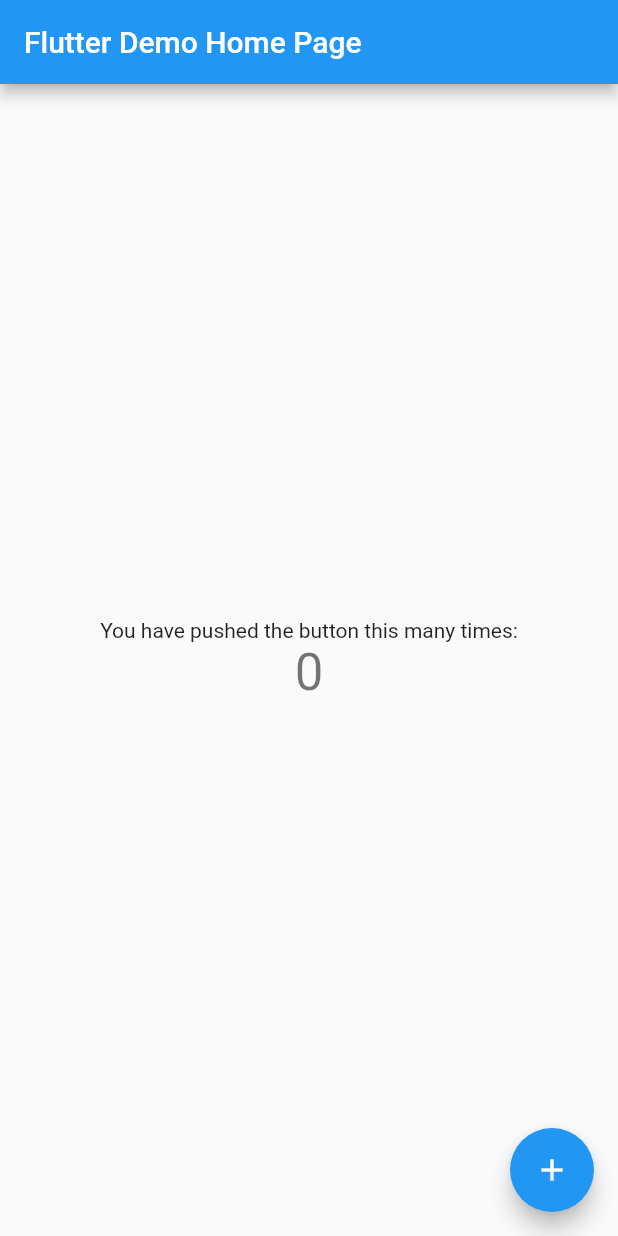
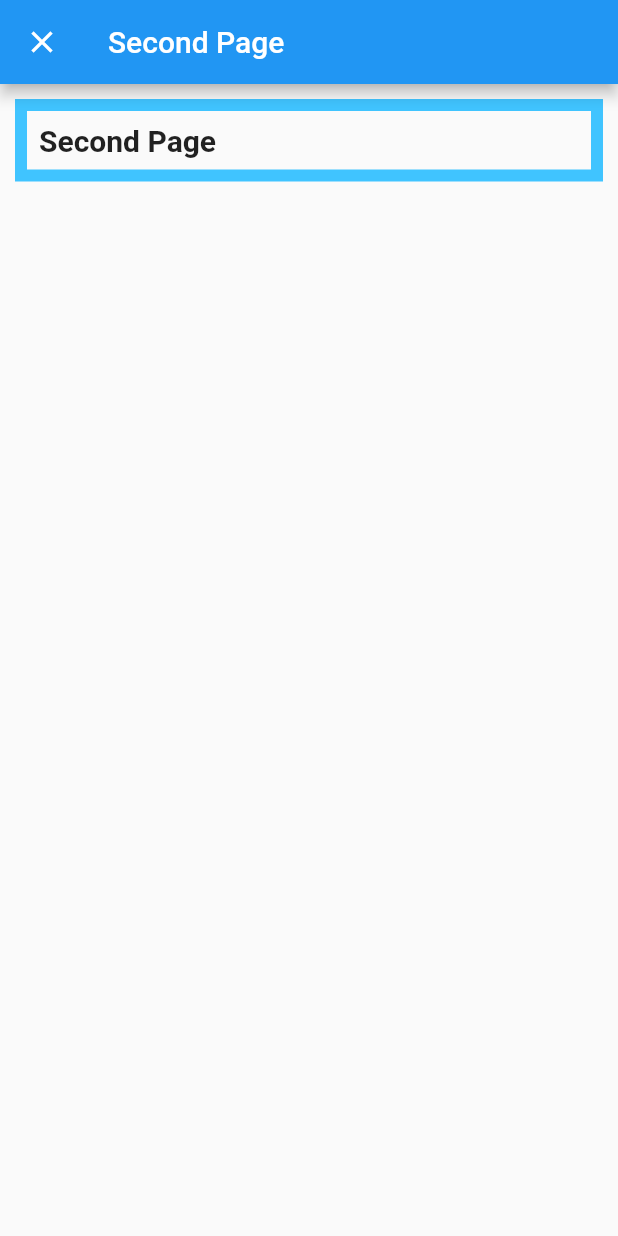
Before and after one commit to sanjibsinha/better_flutter_chapter_two, a Flutter app: the screen it shows after launch, on a phone screen of 412 x 824 dp. Run offline on Flutter 3.47's test engine with Material 2 defaults, Android fonts, the phone set to English and light mode, and no system bars; missing offline and left inert: dart:html.

Commit message:
material design commit

```diff
--- a/lib/main.dart
+++ b/lib/main.dart
@@ -1,7 +1,8 @@
 import 'package:flutter/material.dart';
+import 'views/material_design_app.dart';
 
 void main() {
-  runApp(MyApp());
+  runApp(MaterialDesignApp());
 }
 
 class MyApp extends StatelessWidget {
--- /dev/null
+++ b/lib/views/material_design_app.dart
@@ -0,0 +1,123 @@
+import 'dart:html';
+
+import 'package:flutter/material.dart';
+
+class MaterialDesignApp extends StatelessWidget {
+  const MaterialDesignApp({Key? key}) : super(key: key);
+
+  @override
+  Widget build(BuildContext context) {
+    return MaterialApp(
+      title: 'Material Design: A part of Essential Widget',
+      // ignore: todo
+      // TODO: make the home property as the backyeard
+      home: MDFirstPage(),
+      // ignore: todo
+      // TODO: make a dynamic initial route
+      initialRoute: '/second',
+      // ignore: todo
+      // TODO: onGenerateRoute should not return null
+      onGenerateRoute: _goToSecondPage,
+    );
+  }
+
+  Route<dynamic>? _goToSecondPage(RouteSettings settings) {
+    if (settings.name != '/second') {
+      return null;
+    }
+
+    return MaterialPageRoute(
+      builder: (context) => MDSecondPage(),
+      settings: settings,
+      fullscreenDialog: true,
+    );
+  }
+}
+
+class MDFirstPage extends StatelessWidget {
+  const MDFirstPage({Key? key}) : super(key: key);
+
+  @override
+  Widget build(BuildContext context) {
+    return Scaffold(
+      appBar: AppBar(
+        title: Text('First Page'),
+      ),
+      body: FirstPage(),
+    );
+  }
+}
+
+class FirstPage extends StatelessWidget {
+  const FirstPage({Key? key}) : super(key: key);
+
+  @override
+  Widget build(BuildContext context) {
+    return Container(
+      child: ListView(
+        children: [
+          Container(
+            margin: EdgeInsets.all(10),
+            padding: EdgeInsets.all(8),
+            decoration: BoxDecoration(
+              border: Border.all(
+                width: 8,
+                color: Colors.lightBlueAccent,
+              ),
+            ),
+            child: Text(
+              'First Page',
+              style: TextStyle(
+                fontSize: 20,
+                fontWeight: FontWeight.bold,
+              ),
+            ),
+          )
+        ],
+      ),
+    );
+  }
+}
+
+class MDSecondPage extends StatelessWidget {
+  const MDSecondPage({Key? key}) : super(key: key);
+
+  @override
+  Widget build(BuildContext context) {
+    return Scaffold(
+      appBar: AppBar(
+        title: Text('Second Page'),
+      ),
+      body: SecondPage(),
+    );
+  }
+}
+
+class SecondPage extends StatelessWidget {
+  const SecondPage({Key? key}) : super(key: key);
+
+  @override
+  Widget build(BuildContext context) {
+    return ListView(
+      children: [
+        Container(
+          margin: EdgeInsets.all(10),
+          padding: EdgeInsets.all(8),
+          decoration: BoxDecoration(
+            border: Border.all(
+              width: 8,
+              color: Colors.lightBlueAccent,
+            ),
+          ),
+          child: Text(
+            'Second Page',
+            style: TextStyle(
+              fontSize: 20,
+              fontWeight: FontWeight.bold,
+            ),
+          ),
+        )
+      ],
+    );
+  }
+}
```
